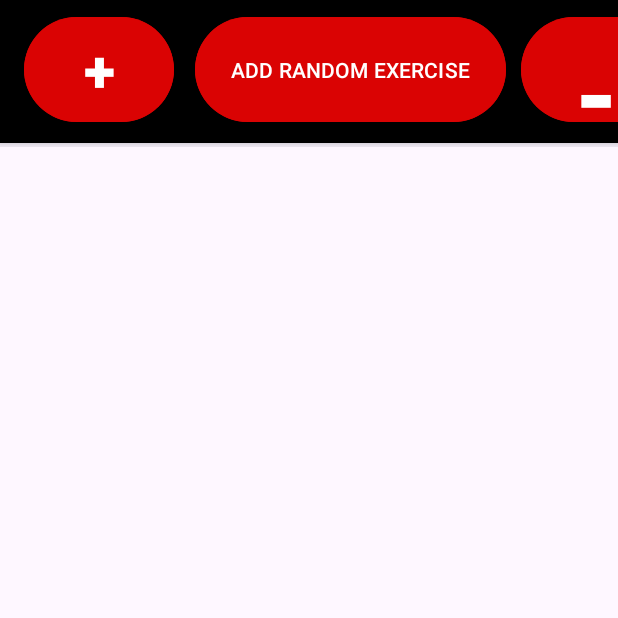
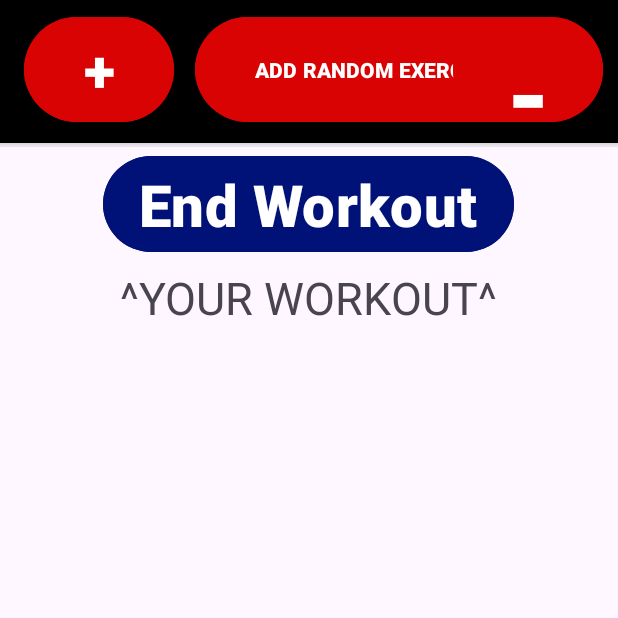
Before and after one commit to JeremyPFrank/Workout_App, an Android app: the Workouts_Home screen opened directly, with no data from a screen before it, on a phone screen of 412 x 824 dp, the top half of it. Run offline under Robolectric (Android 15) with nearby library versions, the phone set to English and light mode, and no system bars.

Commit message:
changes 8/26

```diff
--- a/app/src/main/java/com/example/ultimateproject/Workouts_Home.java
+++ b/app/src/main/java/com/example/ultimateproject/Workouts_Home.java
@@ -1,11 +1,15 @@
 package com.example.ultimateproject;
 
+import android.content.SharedPreferences;
 import android.os.Bundle;
 
 import com.google.android.material.appbar.CollapsingToolbarLayout;
 import com.google.android.material.floatingactionbutton.FloatingActionButton;
 import com.google.android.material.snackbar.Snackbar;
-
+import java.time.LocalDateTime;
+import java.time.format.DateTimeFormatter;
+import java.util.Calendar;
+import java.util.Date;
 import android.view.MenuItem;
 import android.widget.PopupMenu;
 import android.widget.PopupWindow;
@@ -30,16 +34,19 @@ public class Workouts_Home extends AppCompatActivity {
     private WorkoutPicker picker = new WorkoutPicker();
     Button add_workoutbtn;
     Button ran_workoutbtn;
+    Button remove_workoutbtn;
+    Button new_workoutbtn;
 
     @Override
     protected void onCreate(Bundle savedInstanceState) {
         super.onCreate(savedInstanceState);
-
         binding = ActivityWorkoutsHomeBinding.inflate(getLayoutInflater());
         setContentView(binding.getRoot());
 
         add_workoutbtn = findViewById(R.id.addworkoutbtn);
         ran_workoutbtn = findViewById(R.id.randomworkout);
+        remove_workoutbtn = findViewById(R.id.removeworkout);
+        new_workoutbtn = findViewById(R.id.newdaybtn);
         TextView workouts = (TextView) findViewById(R.id.Workout_list);
 
         Toolbar toolbar = binding.toolbar;
@@ -62,7 +69,7 @@ public class Workouts_Home extends AppCompatActivity {
                         List<String> workoutList = picker.getWorkouts(workout);
                         StringBuilder workouts_format = new StringBuilder();
                         for (String exer : workoutList){
-                            workouts_format.append(exer).append("\n");
+                            workouts_format.append(exer).append("  \n");
                         }
                         workouts_format.append(workouts.getText());
                         workouts.setText(workouts_format);
@@ -89,7 +96,7 @@ public class Workouts_Home extends AppCompatActivity {
                         List<String> workoutList = picker.getWorkouts(workout);
                         StringBuilder workouts_format = new StringBuilder();
                         for (String exer : workoutList){
-                            workouts_format.append(exer).append("\n");
+                            workouts_format.append(exer).append("  \n");
                         }
                         workouts_format.append(workouts.getText());
                         workouts.setText(workouts_format);
@@ -100,6 +107,32 @@ public class Workouts_Home extends AppCompatActivity {
                 ran_popupMenu.show();
             }
         });
+        remove_workoutbtn.setOnClickListener(new View.OnClickListener() {
+            @Override
+            public void onClick(View view) {
+                StringBuilder workouts_format = new StringBuilder();
+                String wklist = workouts.getText().toString();
+                for (int i =0;i < wklist.length()-4;i++){
+                    if (wklist.charAt(i) == ' ' && wklist.charAt(i+1) == ' '){//if we find a double space
+                        workouts_format.append(workouts.getText());
+                        workouts_format.delete(0,i+3);
+                        workouts.setText(workouts_format);
+                        break;
+                    }
+                }
+            }
+        });
+        new_workoutbtn.setOnClickListener(new View.OnClickListener() {
+            @Override
+            public void onClick(View view) {
+                Date currentTime = Calendar.getInstance().getTime();
+                StringBuilder workouts_format = new StringBuilder();
+                workouts_format.append(currentTime.toString()).append("  \n\n");
+                workouts_format.append(workouts.getText());
+                workouts.setText(workouts_format);
+            }
+        });
     }
 
+
 }
--- a/app/src/main/res/layout/activity_workouts_home.xml
+++ b/app/src/main/res/layout/activity_workouts_home.xml
@@ -6,7 +6,16 @@
     android:layout_height="wrap_content"
     android:fitsSystemWindows="true"
     tools:context=".Workouts_Home">
-
+    <com.google.android.material.button.MaterialButton
+        android:id="@+id/newdaybtn"
+        android:layout_width="wrap_content"
+        android:layout_height="wrap_content"
+        android:textSize="58px"
+        android:textStyle="bold"
+        android:layout_gravity="center_horizontal"
+        android:layout_marginTop="100dp"
+        android:backgroundTint="#001278"
+        android:text="End Workout" />
     <com.google.android.material.appbar.AppBarLayout
         android:id="@+id/app_bar"
         android:layout_width="match_parent"
@@ -45,11 +54,12 @@
 
                 <com.google.android.material.button.MaterialButton
                     android:id="@+id/randomworkout"
-                    android:layout_width="wrap_content"
+                    android:layout_width="240dp"
                     android:layout_height="match_parent"
                     android:layout_marginTop="10dp"
                     android:layout_marginBottom="10dp"
                     android:layout_marginLeft="10dp"
+                    android:textStyle="bold"
                     android:layout_marginRight="10dp"
                     android:text="ADD RANDOM EXERCISE"
                     android:backgroundTint="#DA0303"
@@ -60,8 +70,11 @@
                     android:layout_width="150px"
                     android:layout_height="match_parent"
                     android:textSize="100px"
+                    android:layout_marginRight="10dp"
                     android:layout_marginTop="10dp"
+                    android:layout_marginLeft="10dp"
                     android:textStyle="bold"
+                    android:layout_gravity="right"
                     android:layout_marginBottom="10dp"
                     android:backgroundTint="#DA0303"
                     android:text="-" />
--- a/app/src/main/res/layout/content_scrolling.xml
+++ b/app/src/main/res/layout/content_scrolling.xml
@@ -12,8 +12,8 @@
         android:layout_width="wrap_content"
         android:layout_height="wrap_content"
         android:layout_marginTop="80dp"
-        android:text=""
-        android:textSize="20dp"
+        android:text="^YOUR WORKOUT^"
+        android:textSize="30dp"
         android:layout_gravity="center_horizontal"
         android:id="@+id/Workout_list"
 
```
